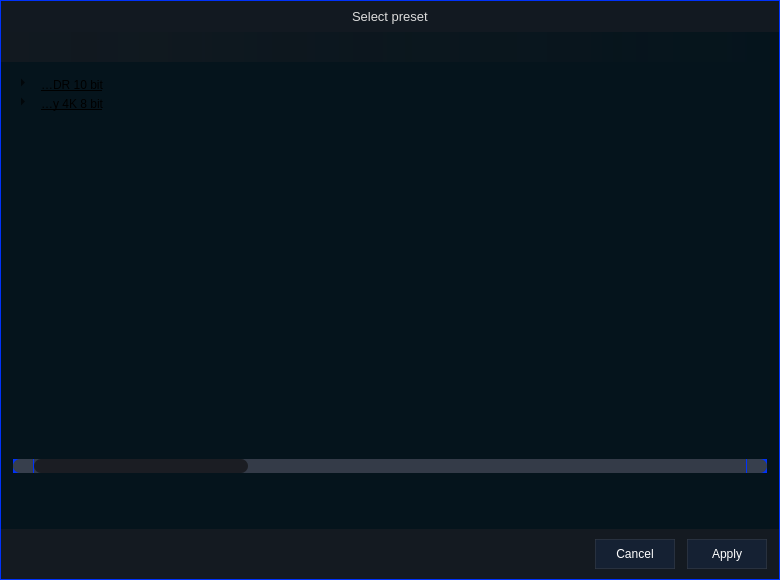
First picture: the form in app/selectpreset.ui, repository TotalCaesar659/cine-encoder, before the edit.
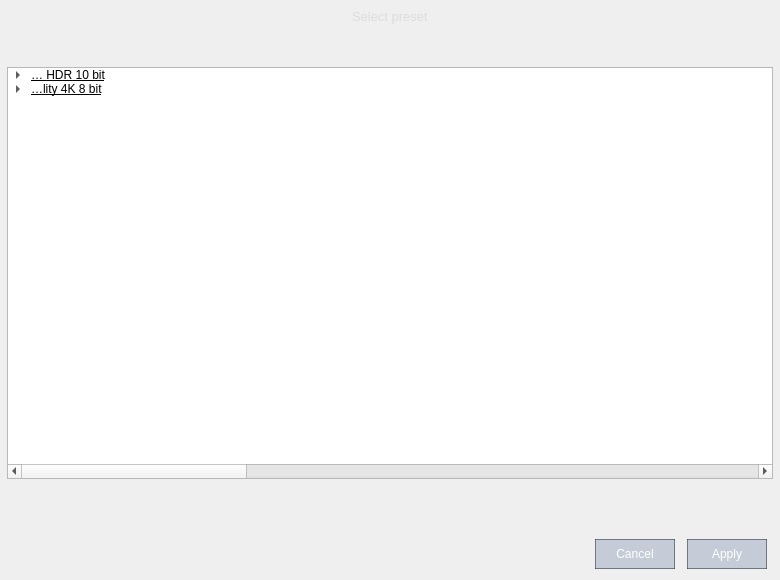
Second picture: the form after the edit. Icons and pictures are not drawn.

```diff
--- a/app/selectpreset.ui
+++ b/app/selectpreset.ui
@@ -38,9 +38,6 @@
    <iconset resource="files.qrc">
     <normaloff>:/32x32/icons/Apagar/cine-encoder.png</normaloff>:/32x32/icons/Apagar/cine-encoder.png</iconset>
   </property>
-  <property name="styleSheet">
-   <string notr="true">background: rgb(0, 50, 250)</string>
-  </property>
   <property name="locale">
    <locale language="English" country="UnitedStates"/>
   </property>
@@ -65,9 +62,6 @@
    </property>
    <item row="0" column="0">
     <widget class="QWidget" name="widget" native="true">
-     <property name="styleSheet">
-      <string notr="true">background: rgb(0, 50, 250)</string>
-     </property>
      <layout class="QGridLayout" name="gridLayout_6">
       <property name="leftMargin">
        <number>1</number>
@@ -98,192 +92,6 @@
           <height>2160</height>
          </size>
         </property>
-        <property name="styleSheet">
-         <string notr="true">QFrame{
-	background-color: rgb(5, 20, 28);
-}
-
-QTreeWidget::branch:has-children:!has-siblings:closed,
-QTreeWidget::branch:closed:has-children:has-siblings  {
-	padding-top: 4px;	
-	padding-bottom: 4px;    
-	border-image: none;
-	image: url(:/16x16/icons/16x16/cil-flip-to-back.png);
-}
-QTreeWidget::branch:open:has-children:!has-siblings,
-QTreeWidget::branch:open:has-children:has-siblings  {
-	padding-top: 4px;	
-	padding-bottom: 4px;   
-	border-image: none;
-	image: url(:/16x16/icons/16x16/cil-library.png);
-}
-QTreeWidget {	
-	background-color: rgb(5, 20, 28);
-	padding-left: 4px;
-	padding-right: 4px;
-	padding-top: 4px;	
-	padding-bottom: 4px;
-	gridline-color: rgb(44, 49, 60);
-	border-radius: 3px;
-	border-top: 1px solid rgb(44, 49, 60);
-	border-right: 1px solid rgb(44, 49, 60);
-	border-bottom: 1px solid rgb(44, 49, 60);
-	border-left: 1px solid rgb(44, 49, 60);
-}
-QTreeWidget::item{
-	border-color: rgb(44, 49, 60);
-	padding-top: 5px;
-    padding-left: 5px;
-	padding-right: 5px;
-	gridline-color: rgb(44, 49, 60);
-}
-QTreeWidget::item:selected{
-	background-color: rgba(80, 140, 170, 80);
-}
-QTreeWidget::horizontalHeader {	
-	background-color: rgb(81, 255, 0);
-}
-QHeaderView::section:horizontal
-{
-	border: 1px solid rgb(27, 29, 35);
-	background-color: rgb(27, 29, 35);
-	padding: 3px;
-	border-top-left-radius: 4px;
-	border-top-right-radius: 4px;
-}
-QHeaderView::section:vertical
-{
-	border: 1px solid rgb(32, 34, 42);
-	background-color: rgb(27, 29, 35);
-	padding: 3px;
-	border-top-left-radius: 4px;
-	border-bottom-left-radius: 4px;
-}
-
-QScrollBar:horizontal {
-	border: none;
-	background: rgb(52, 59, 72);
-	height: 14px;
-	margin: 0px 21px 0 21px;
-	border-radius: 0px;
-}
-QScrollBar:vertical {
-	border: none;
-	background: rgb(52, 59, 72);
-	width: 14px;
-	margin: 21px 0 21px 0;
-	border-radius: 0px;
- }
-QScrollBar::handle:horizontal {
-	background: rgb(27, 29, 35);
-	min-width: 25px;
-	border-radius: 7px
-}
-QScrollBar::handle:vertical {	
-	background: rgb(27, 29, 35);
-	min-height: 25px;
-	border-radius: 7px
- }
-QScrollBar::add-line:horizontal {
-	border: none;
-	background: rgb(55, 63, 77);
-	width: 20px;
-	border-top-right-radius: 7px;
-	border-bottom-right-radius: 7px;
-	subcontrol-position: right;
-	subcontrol-origin: margin;
-}
-QScrollBar::add-line:vertical {
-	border: none;
-	background: rgb(55, 63, 77);
-	height: 20px;
-	border-bottom-left-radius: 7px;
-	border-bottom-right-radius: 7px;
-	subcontrol-position: bottom;
-	subcontrol-origin: margin;
- }
-QScrollBar::sub-line:horizontal {
-	border: none;
-	background: rgb(55, 63, 77);
-	width: 20px;
-	border-top-left-radius: 7px;
-	border-bottom-left-radius: 7px;
-	subcontrol-position: left;
-	subcontrol-origin: margin;
-}
-QScrollBar::sub-line:vertical {
-	border: none;
-	background: rgb(55, 63, 77);
-	height: 20px;
-	border-top-left-radius: 7px;
-	border-top-right-radius: 7px;
-	subcontrol-position: top;
-	subcontrol-origin: margin;
- }
-QScrollBar::up-arrow:horizontal, QScrollBar::down-arrow:horizontal
-{
-	background: none;
-}
-QScrollBar::up-arrow:vertical, QScrollBar::down-arrow:vertical {
-	background: none;
- }
-QScrollBar::add-page:horizontal, QScrollBar::sub-page:horizontal
-{
-	background: none;
-}
-QScrollBar::add-page:vertical, QScrollBar::sub-page:vertical {
-	background: none;
- }
-
-
-QSlider::groove:horizontal {
-    border-radius: 9px;
-    height: 18px;
-	margin: 0px;
-	background-color: rgb(52, 59, 72);
-}
-QSlider::groove:horizontal:hover {
-	background-color: rgb(55, 62, 76);
-}
-QSlider::handle:horizontal {
-    background-color: rgb(85, 170, 255);
-    border: none;
-    height: 18px;
-    width: 18px;
-    margin: 0px;
-	border-radius: 9px;
-}
-QSlider::handle:horizontal:hover {
-    background-color: rgb(105, 180, 255);
-}
-QSlider::handle:horizontal:pressed {
-    background-color: rgb(65, 130, 195);
-}
-
-QSlider::groove:vertical {
-    border-radius: 9px;
-    width: 18px;
-    margin: 0px;
-	background-color: rgb(52, 59, 72);
-}
-QSlider::groove:vertical:hover {
-	background-color: rgb(55, 62, 76);
-}
-QSlider::handle:vertical {
-    background-color: rgb(85, 170, 255);
-	border: none;
-    height: 18px;
-    width: 18px;
-    margin: 0px;
-	border-radius: 9px;
-}
-QSlider::handle:vertical:hover {
-    background-color: rgb(105, 180, 255);
-}
-QSlider::handle:vertical:pressed {
-    background-color: rgb(65, 130, 195);
-}</string>
-        </property>
         <property name="frameShape">
          <enum>QFrame::NoFrame</enum>
         </property>
@@ -337,7 +145,7 @@
             </size>
            </property>
            <property name="styleSheet">
-            <string notr="true">background-color: rgba(27, 29, 35, 180)</string>
+            <string notr="true">background-color: transparent;</string>
            </property>
            <property name="frameShape">
             <enum>QFrame::NoFrame</enum>
@@ -505,9 +313,6 @@
            <property name="acceptDrops">
             <bool>false</bool>
            </property>
-           <property name="styleSheet">
-            <string notr="true">background-color: rgba(27, 29, 35, 150)</string>
-           </property>
            <property name="frameShape">
             <enum>QFrame::NoFrame</enum>
            </property>
@@ -774,12 +579,6 @@
              <height>2160</height>
             </size>
            </property>
-           <property name="styleSheet">
-            <string notr="true">QFrame{
-	background-color: rgb(5, 20, 28);
-	border: 1px solid rgb(5, 20, 28);
-}</string>
-           </property>
            <property name="frameShape">
             <enum>QFrame::NoFrame</enum>
            </property>
@@ -1135,9 +934,6 @@
              <height>30</height>
             </size>
            </property>
-           <property name="styleSheet">
-            <string notr="true">background-color: qlineargradient( x1:0 y1:0, x2:1 y2:0, stop:0 rgba(27, 29, 35, 150), stop:1 rgb(5, 20, 28));</string>
-           </property>
            <property name="frameShape">
             <enum>QFrame::NoFrame</enum>
            </property>
```
Left out of the diff: 2 changed lines with no effect on the pictures.
